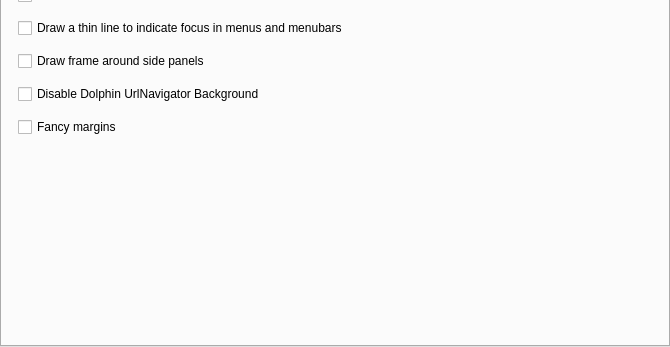
Qt form kstyle/config/ui/darklystyleconfig.ui (DeltaCopy/Darkly) before a commit; both pictures show x 0 to 670 and y 182 to 529 of the 670 by 529 pixel window.
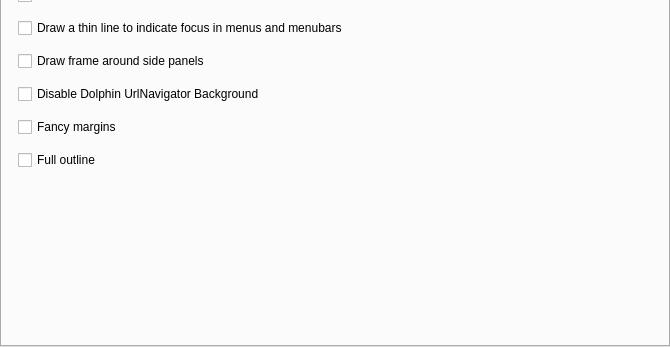
The same form after that commit. The open tabs and pages were chosen to show the change. Custom widgets are drawn as their Qt base class.

Commit message: Optional outlines for #246

```diff
--- a/kstyle/config/ui/darklystyleconfig.ui
+++ b/kstyle/config/ui/darklystyleconfig.ui
@@ -936,6 +936,13 @@
            </property>
           </widget>
          </item>
+         <item>
+          <widget class="QCheckBox" name="_fullOutline">
+           <property name="text">
+            <string>Full outline</string>
+           </property>
+          </widget>
+         </item>
         </layout>
        </item>
        <item>
```
The commit also changes 3 other files.
